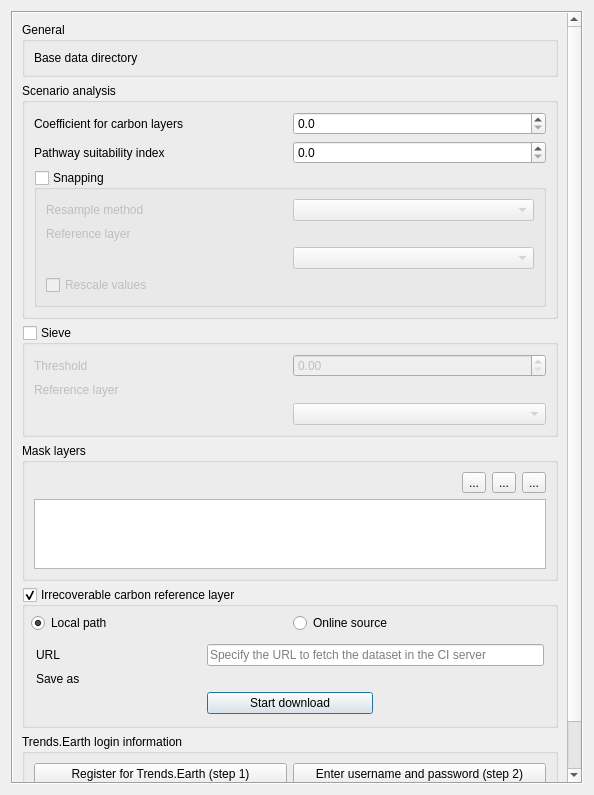
Qt form src/cplus_plugin/ui/cplus_settings.ui (ConservationInternational/cplus-plugin) before a commit.
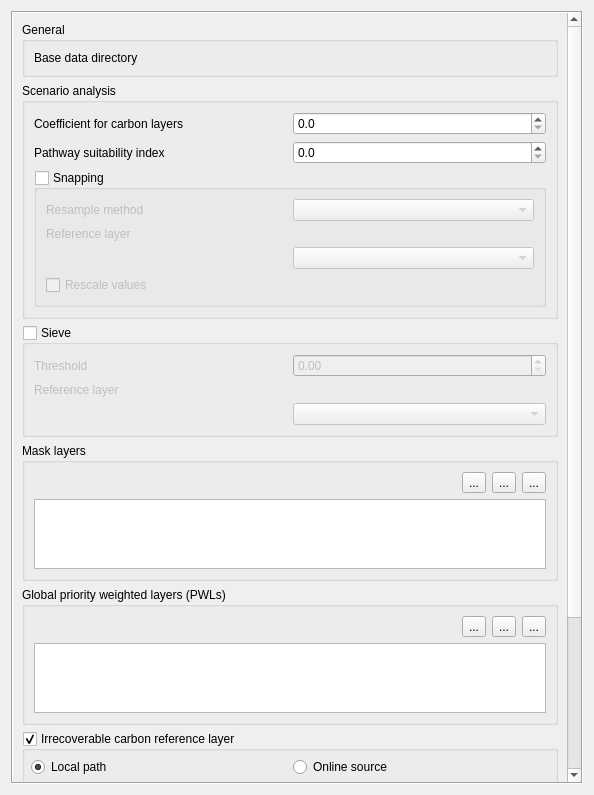
The same form after that commit. Custom widgets are drawn as their Qt base class.

Commit message: Added table view for listing default PWLs

Patch:
```diff
--- a/src/cplus_plugin/ui/cplus_settings.ui
+++ b/src/cplus_plugin/ui/cplus_settings.ui
@@ -316,6 +316,83 @@
          </layout>
         </widget>
        </item>
+       <item>
+        <widget class="QgsCollapsibleGroupBox" name="pwl_layers_box">
+         <property name="title">
+          <string>Global priority weighted layers (PWLs)</string>
+         </property>
+         <property name="collapsed">
+          <bool>false</bool>
+         </property>
+         <property name="saveCheckedState">
+          <bool>false</bool>
+         </property>
+         <layout class="QGridLayout" name="gridLayout_pwls">
+          <item row="0" column="2">
+           <widget class="QToolButton" name="btn_edit_pwl">
+            <property name="toolTip">
+             <string>Edit layer</string>
+            </property>
+            <property name="text">
+             <string>...</string>
+            </property>
+           </widget>
+          </item>
+          <item row="0" column="3">
+           <widget class="QToolButton" name="btn_delete_pwl">
+            <property name="toolTip">
+             <string>Delete layer</string>
+            </property>
+            <property name="text">
+             <string>...</string>
+            </property>
+           </widget>
+          </item>         
+          <item row="1" column="0" colspan="4">
+           <widget class="QTableView" name="tbl_pwl_layers">
+            <property name="toolTip">
+              <string>Global priority weighted layers (PWLs)</string>
+            </property>
+            <property name="showGrid">
+              <bool>false</bool>
+            </property>
+            <property name="alternatingRowColors">
+              <bool>true</bool>
+            </property>
+            <property name="selectionBehavior">
+              <enum>QAbstractItemView::SelectRows</enum>
+            </property>
+            <property name="selectionMode">
+              <enum>QAbstractItemView::SingleSelection</enum>
+            </property>
+           </widget>
+          </item>
+          <item row="0" column="0">
+           <spacer name="horizontalSpacer_2">
+            <property name="orientation">
+             <enum>Qt::Horizontal</enum>
+            </property>
+            <property name="sizeHint" stdset="0">
+             <size>
+              <width>367</width>
+              <height>20</height>
+             </size>
+            </property>
+           </spacer>
+          </item>
+          <item row="0" column="1">
+           <widget class="QToolButton" name="btn_add_pwl">
+            <property name="toolTip">
+             <string>Add layer</string>
+            </property>
+            <property name="text">
+             <string>...</string>
+            </property>
+           </widget>
+          </item>
+         </layout>
+        </widget>
+       </item>
        <item>
         <widget class="QgsCollapsibleGroupBox" name="gb_ic_reference_layer">
          <property name="minimumSize">
```
The commit also changes 1 other file.
